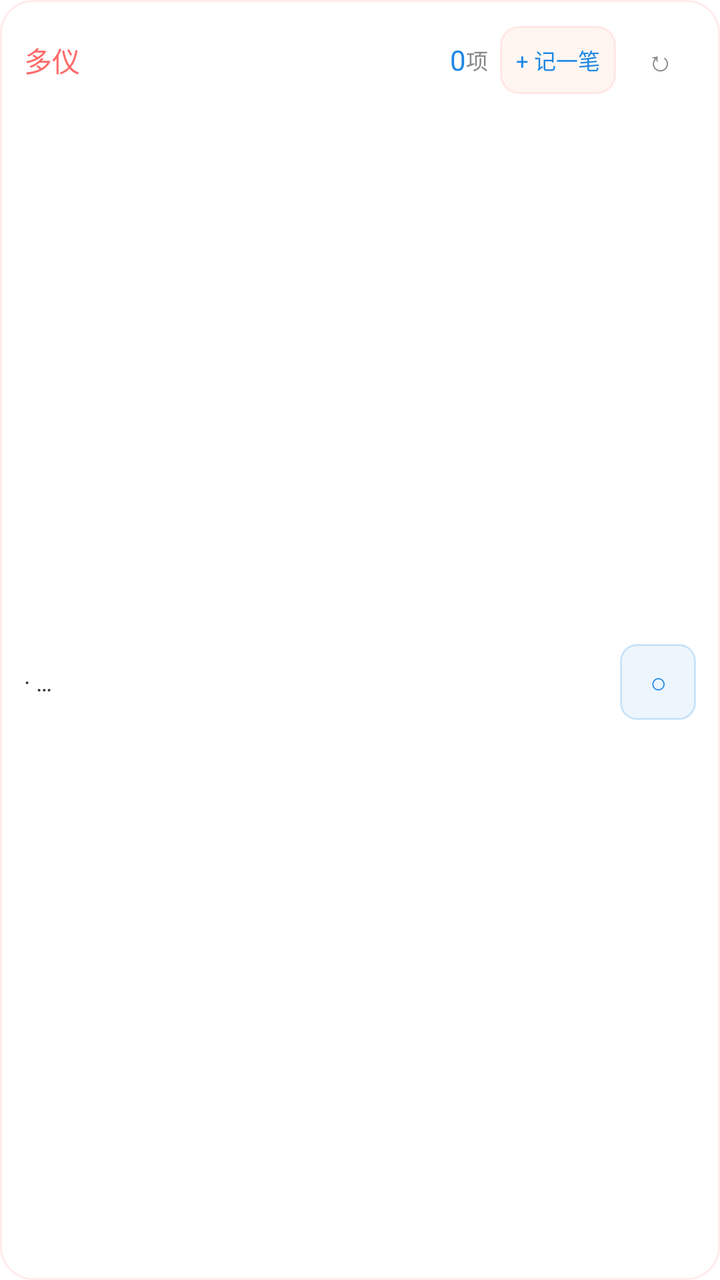
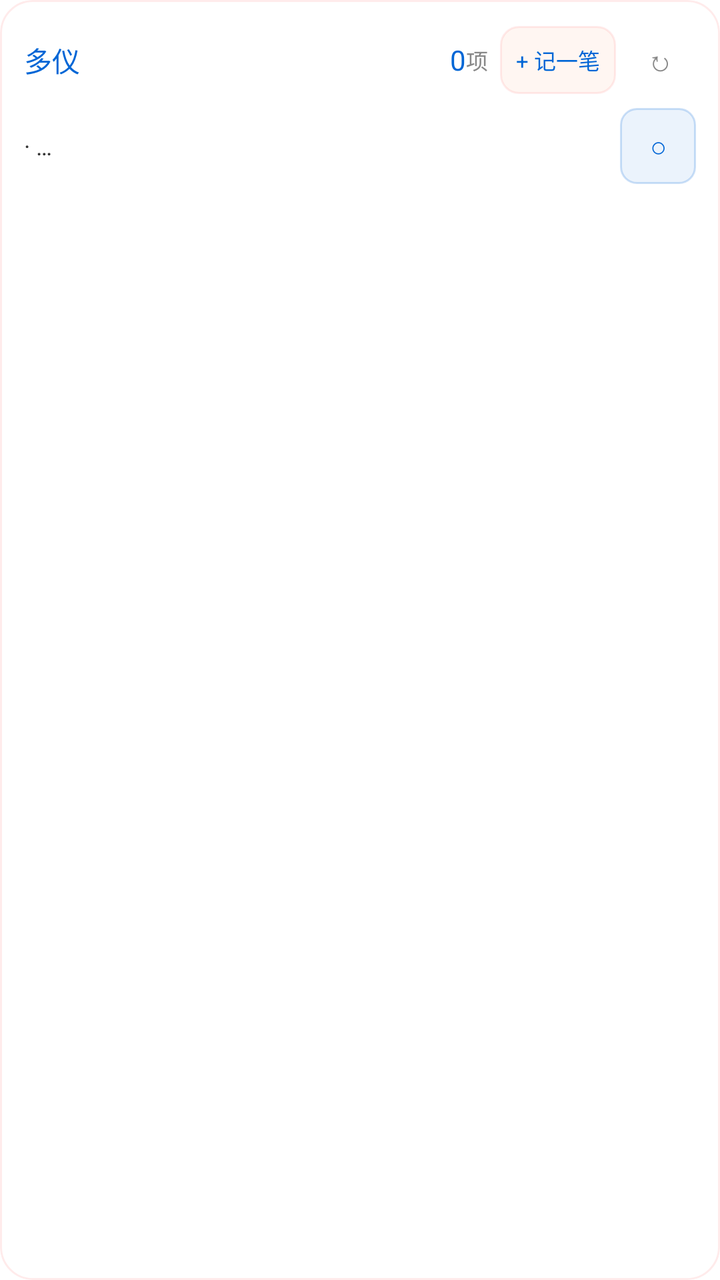

Screens rendered from an Android XML layout before and after an edit, with the pre-edit source and the edit as a unified diff.
<!-- AndroidManifest.xml: fallback theme Theme.MaterialComponents.DayNight.NoActionBar -->
<!-- res/layout/duoyi_todo_widget.xml -->
<?xml version="1.0" encoding="utf-8"?>
<FrameLayout xmlns:android="http://schemas.android.com/apk/res/android"
    android:id="@+id/widget_todo_root"
    android:layout_width="match_parent"
    android:layout_height="match_parent"
    android:background="@drawable/widget_bg_round_16"
    android:clipToOutline="true"
    android:outlineProvider="background">

    <ImageView
        android:id="@+id/widget_theme_background"
        android:layout_width="match_parent"
        android:layout_height="match_parent"
        android:contentDescription="@null"
        android:scaleType="centerCrop"
        android:visibility="gone" />

    <TextView
        android:id="@+id/widget_theme_overlay"
        android:layout_width="match_parent"
        android:layout_height="match_parent"
        android:maxLines="1"
        android:ellipsize="end"
        android:visibility="gone" />

    
    <ImageView
        android:id="@+id/widget_theme_border"
        android:layout_width="match_parent"
        android:layout_height="match_parent"
        android:contentDescription="@null"
        android:importantForAccessibility="no"
        android:scaleType="fitXY"
        android:visibility="gone" />

    <LinearLayout
        android:layout_width="match_parent"
        android:layout_height="match_parent"
        android:orientation="vertical"
        android:padding="12dp">

    <LinearLayout
        android:layout_width="match_parent"
        android:layout_height="wrap_content"
        android:orientation="horizontal"
        android:gravity="center_vertical">

        <TextView
            android:id="@+id/widget_todo_title"
            android:layout_width="0dp"
            android:layout_height="wrap_content"
            android:layout_weight="1"
            android:ellipsize="end"
            android:maxLines="1"
            android:text="多仪"
            android:textColor="#FF6B6B"
            android:textSize="14sp" />

        <TextView
            android:id="@+id/widget_todo_count"
            android:layout_width="wrap_content"
            android:layout_height="wrap_content"
            android:ellipsize="end"
            android:maxWidth="44dp"
            android:maxLines="1"
            android:text="0"
            android:textColor="#1E88E5"
            android:textSize="14sp" />

        <TextView
            android:id="@+id/widget_todo_unit"
            android:layout_width="wrap_content"
            android:layout_height="wrap_content"
            android:ellipsize="end"
            android:maxLines="1"
            android:text="@string/widget_todo_unit"
            android:textColor="#888888"
            android:textSize="11sp" />

        <TextView
            android:id="@+id/widget_todo_quick_add"
            android:layout_width="wrap_content"
            android:layout_height="34dp"
            android:minWidth="50dp"
            android:minHeight="34dp"
            android:layout_marginLeft="6dp"
            android:paddingLeft="8dp"
            android:paddingRight="8dp"
            android:background="@drawable/widget_nav_bg"
            android:gravity="center"
            android:ellipsize="end"
            android:maxLines="1"
            android:text="@string/widget_todo_quick_add"
            android:textColor="#1E88E5"
            android:textSize="11sp" />

        <TextView
            android:id="@+id/widget_refresh"
            android:layout_width="36dp"
            android:layout_height="36dp"
            android:minWidth="36dp"
            android:minHeight="36dp"
            android:layout_marginLeft="4dp"
            android:gravity="center"
            android:ellipsize="end"
            android:maxLines="1"
            android:text="↻"
            android:contentDescription="@string/widget_refresh_description"
            android:textColor="#888888"
            android:textSize="14sp" />
    </LinearLayout>

    <LinearLayout
        android:id="@+id/widget_todo_row_1"
        android:layout_width="match_parent"
        android:layout_height="0dp"
        android:layout_weight="1"
        android:layout_marginTop="6dp"
        android:gravity="center_vertical"
        android:orientation="horizontal">

        <TextView
            android:id="@+id/widget_todo_item_1"
            android:layout_width="0dp"
            android:layout_height="wrap_content"
            android:layout_weight="1"
            android:ellipsize="end"
            android:maxLines="1"
            android:text="· …"
            android:textColor="#333333"
            android:textSize="12sp" />

        <TextView
            android:id="@+id/widget_todo_done_1"
            android:layout_width="38dp"
            android:layout_height="38dp"
            android:minWidth="38dp"
            android:minHeight="38dp"
            android:background="@drawable/widget_btn_done"
            android:gravity="center"
            android:ellipsize="end"
            android:maxLines="1"
            android:text="○"
            android:contentDescription="@string/widget_todo_complete"
            android:textColor="#1E88E5"
            android:textSize="14sp" />
    </LinearLayout>

    <LinearLayout
        android:id="@+id/widget_todo_row_2"
        android:layout_width="match_parent"
        android:layout_height="0dp"
        android:layout_weight="1"
        android:layout_marginTop="3dp"
        android:gravity="center_vertical"
        android:orientation="horizontal"
        android:visibility="gone">

        <TextView
            android:id="@+id/widget_todo_item_2"
            android:layout_width="0dp"
            android:layout_height="wrap_content"
            android:layout_weight="1"
            android:ellipsize="end"
            android:maxLines="1"
            android:text="· …"
            android:textColor="#333333"
            android:textSize="12sp" />

        <TextView
            android:id="@+id/widget_todo_done_2"
            android:layout_width="38dp"
            android:layout_height="38dp"
            android:minWidth="38dp"
            android:minHeight="38dp"
            android:background="@drawable/widget_btn_done"
            android:gravity="center"
            android:ellipsize="end"
            android:maxLines="1"
            android:text="○"
            android:contentDescription="@string/widget_todo_complete"
            android:textColor="#1E88E5"
            android:textSize="14sp"
            android:visibility="gone" />
    </LinearLayout>

    <LinearLayout
        android:id="@+id/widget_todo_row_3"
        android:layout_width="match_parent"
        android:layout_height="0dp"
        android:layout_weight="1"
        android:layout_marginTop="3dp"
        android:gravity="center_vertical"
        android:orientation="horizontal"
        android:visibility="gone">

        <TextView
            android:id="@+id/widget_todo_item_3"
            android:layout_width="0dp"
            android:layout_height="wrap_content"
            android:layout_weight="1"
            android:ellipsize="end"
            android:maxLines="1"
            android:text="· …"
            android:textColor="#333333"
            android:textSize="12sp" />

        <TextView
            android:id="@+id/widget_todo_done_3"
            android:layout_width="38dp"
            android:layout_height="38dp"
            android:minWidth="38dp"
            android:minHeight="38dp"
            android:background="@drawable/widget_btn_done"
            android:gravity="center"
            android:ellipsize="end"
            android:maxLines="1"
            android:text="○"
            android:contentDescription="@string/widget_todo_complete"
            android:textColor="#1E88E5"
            android:textSize="14sp"
            android:visibility="gone" />
    </LinearLayout>

    <LinearLayout
        android:id="@+id/widget_todo_bottom_nav"
        android:layout_width="match_parent"
        android:layout_height="30dp"
        android:layout_marginTop="6dp"
        android:background="@drawable/widget_nav_bg"
        android:gravity="center"
        android:orientation="horizontal"
        android:paddingLeft="4dp"
        android:paddingRight="4dp"
        android:weightSum="4"
        android:visibility="gone">

        <TextView
            android:id="@+id/widget_todo_nav_todo"
            android:layout_width="0dp"
            android:layout_height="match_parent"
            android:layout_weight="1"
            android:gravity="center"
            android:ellipsize="end"
            android:maxLines="1"
            android:text="@string/widget_tab_todo"
            android:textColor="#FF6B6B"
            android:textSize="10sp" />

        <TextView
            android:id="@+id/widget_todo_nav_habit"
            android:layout_width="0dp"
            android:layout_height="match_parent"
            android:layout_weight="1"
            android:gravity="center"
            android:ellipsize="end"
            android:maxLines="1"
            android:text="@string/widget_tab_habit"
            android:textColor="#333333"
            android:textSize="10sp" />

        <TextView
            android:id="@+id/widget_todo_nav_calendar"
            android:layout_width="0dp"
            android:layout_height="match_parent"
            android:layout_weight="1"
            android:gravity="center"
            android:ellipsize="end"
            android:maxLines="1"
            android:text="@string/widget_tab_calendar"
            android:textColor="#333333"
            android:textSize="10sp" />

        <TextView
            android:id="@+id/widget_todo_nav_focus"
            android:layout_width="0dp"
            android:layout_height="match_parent"
            android:layout_weight="1"
            android:gravity="center"
            android:ellipsize="end"
            android:maxLines="1"
            android:text="@string/widget_tab_focus"
            android:textColor="#333333"
            android:textSize="10sp" />
    </LinearLayout>

    <TextView
        android:id="@+id/widget_todo_today_summary"
        android:layout_width="match_parent"
        android:layout_height="wrap_content"
        android:layout_marginTop="4dp"
        android:ellipsize="end"
        android:maxLines="1"
        android:text="@string/widget_todo_summary_default"
        android:textColor="#666666"
        android:textSize="11sp"
        android:visibility="gone" />

    </LinearLayout>
</FrameLayout>
<!-- resources referenced by this layout -->
<resources>
  <!-- drawable widget_bg_round_16 (drawable) -->
  <?xml version="1.0" encoding="utf-8"?>
  <shape xmlns:android="http://schemas.android.com/apk/res/android"
      android:shape="rectangle">
      <corners android:radius="16dp" />
      <solid android:color="#FFFFFFFF" />
      <stroke android:width="1dp" android:color="#22FF6B6B" />
  </shape>
  <!-- drawable widget_btn_done (drawable) -->
  <?xml version="1.0" encoding="utf-8"?>
  <shape xmlns:android="http://schemas.android.com/apk/res/android"
      android:shape="rectangle">
      <corners android:radius="8dp" />
      <solid android:color="#141E88E5" />
      <stroke android:width="1dp" android:color="#331E88E5" />
  </shape>
  <!-- drawable widget_nav_bg (drawable) -->
  <?xml version="1.0" encoding="utf-8"?>
  <shape xmlns:android="http://schemas.android.com/apk/res/android"
      android:shape="rectangle">
      <corners android:radius="9dp" />
      <solid android:color="#FFFFF6F2" />
      <stroke android:width="1dp" android:color="#22FF6B6B" />
  </shape>
  <string name="widget_refresh_description">刷新小组件</string>
  <string name="widget_tab_calendar">日历</string>
  <string name="widget_tab_focus">专注</string>
  <string name="widget_tab_habit">习惯</string>
  <string name="widget_tab_todo">待办</string>
  <string name="widget_todo_complete">完成待办</string>
  <string name="widget_todo_quick_add">+ 记一笔</string>
  <string name="widget_todo_summary_default">今日待办 · 5 项</string>
  <string name="widget_todo_unit"> 项</string>
</resources>

<!-- the commit's change to res/layout/duoyi_todo_widget.xml (unified diff, before → after) -->
@@ -34,12 +34,23 @@
         android:visibility="gone" />
 
     <LinearLayout
+        android:id="@+id/widget_todo_content"
         android:layout_width="match_parent"
         android:layout_height="match_parent"
         android:orientation="vertical"
         android:padding="12dp">
 
-    <LinearLayout
+    <TextView
+        android:id="@+id/widget_todo_recovery"
+        android:layout_width="match_parent"
+        android:layout_height="wrap_content"
+        android:gravity="center"
+        android:textColor="#333333"
+        android:textSize="12sp"
+        android:visibility="gone" />
+
+    <LinearLayout
+        android:id="@+id/widget_todo_header"
         android:layout_width="match_parent"
         android:layout_height="wrap_content"
         android:orientation="horizontal"
@@ -53,7 +64,7 @@
             android:ellipsize="end"
             android:maxLines="1"
             android:text="多仪"
-            android:textColor="#FF6B6B"
+            android:textColor="#0066D6"
             android:textSize="14sp" />
 
         <TextView
@@ -61,10 +72,9 @@
             android:layout_width="wrap_content"
             android:layout_height="wrap_content"
             android:ellipsize="end"
-            android:maxWidth="44dp"
-            android:maxLines="1"
+            android:maxLines="2"
             android:text="0"
-            android:textColor="#1E88E5"
+            android:textColor="#0066D6"
             android:textSize="14sp" />
 
         <TextView
@@ -80,30 +90,26 @@
         <TextView
             android:id="@+id/widget_todo_quick_add"
             android:layout_width="wrap_content"
-            android:layout_height="34dp"
-            android:minWidth="50dp"
+            android:layout_height="wrap_content"
+            android:minWidth="44dp"
             android:minHeight="34dp"
             android:layout_marginLeft="6dp"
             android:paddingLeft="8dp"
             android:paddingRight="8dp"
             android:background="@drawable/widget_nav_bg"
             android:gravity="center"
-            android:ellipsize="end"
-            android:maxLines="1"
             android:text="@string/widget_todo_quick_add"
-            android:textColor="#1E88E5"
+            android:textColor="#0066D6"
             android:textSize="11sp" />
 
         <TextView
             android:id="@+id/widget_refresh"
-            android:layout_width="36dp"
-            android:layout_height="36dp"
+            android:layout_width="wrap_content"
+            android:layout_height="wrap_content"
             android:minWidth="36dp"
             android:minHeight="36dp"
             android:layout_marginLeft="4dp"
             android:gravity="center"
-            android:ellipsize="end"
-            android:maxLines="1"
             android:text="↻"
             android:contentDescription="@string/widget_refresh_description"
             android:textColor="#888888"
@@ -113,8 +119,8 @@
     <LinearLayout
         android:id="@+id/widget_todo_row_1"
         android:layout_width="match_parent"
-        android:layout_height="0dp"
-        android:layout_weight="1"
+        android:layout_height="wrap_content"
+        android:minHeight="38dp"
         android:layout_marginTop="6dp"
         android:gravity="center_vertical"
         android:orientation="horizontal">
@@ -124,33 +130,29 @@
             android:layout_width="0dp"
             android:layout_height="wrap_content"
             android:layout_weight="1"
-            android:ellipsize="end"
-            android:maxLines="1"
             android:text="· …"
             android:textColor="#333333"
             android:textSize="12sp" />
 
         <TextView
             android:id="@+id/widget_todo_done_1"
-            android:layout_width="38dp"
-            android:layout_height="38dp"
+            android:layout_width="wrap_content"
+            android:layout_height="wrap_content"
             android:minWidth="38dp"
             android:minHeight="38dp"
             android:background="@drawable/widget_btn_done"
             android:gravity="center"
-            android:ellipsize="end"
-            android:maxLines="1"
             android:text="○"
             android:contentDescription="@string/widget_todo_complete"
-            android:textColor="#1E88E5"
+            android:textColor="#0066D6"
             android:textSize="14sp" />
     </LinearLayout>
 
     <LinearLayout
         android:id="@+id/widget_todo_row_2"
         android:layout_width="match_parent"
-        android:layout_height="0dp"
-        android:layout_weight="1"
+        android:layout_height="wrap_content"
+        android:minHeight="38dp"
         android:layout_marginTop="3dp"
         android:gravity="center_vertical"
         android:orientation="horizontal"
@@ -161,25 +163,21 @@
             android:layout_width="0dp"
             android:layout_height="wrap_content"
             android:layout_weight="1"
-            android:ellipsize="end"
-            android:maxLines="1"
             android:text="· …"
             android:textColor="#333333"
             android:textSize="12sp" />
 
         <TextView
             android:id="@+id/widget_todo_done_2"
-            android:layout_width="38dp"
-            android:layout_height="38dp"
+            android:layout_width="wrap_content"
+            android:layout_height="wrap_content"
             android:minWidth="38dp"
             android:minHeight="38dp"
             android:background="@drawable/widget_btn_done"
             android:gravity="center"
-            android:ellipsize="end"
-            android:maxLines="1"
             android:text="○"
             android:contentDescription="@string/widget_todo_complete"
-            android:textColor="#1E88E5"
+            android:textColor="#0066D6"
             android:textSize="14sp"
             android:visibility="gone" />
     </LinearLayout>
@@ -187,8 +185,8 @@
     <LinearLayout
         android:id="@+id/widget_todo_row_3"
         android:layout_width="match_parent"
-        android:layout_height="0dp"
-        android:layout_weight="1"
+        android:layout_height="wrap_content"
+        android:minHeight="38dp"
         android:layout_marginTop="3dp"
         android:gravity="center_vertical"
         android:orientation="horizontal"
@@ -199,33 +197,47 @@
             android:layout_width="0dp"
             android:layout_height="wrap_content"
             android:layout_weight="1"
-            android:ellipsize="end"
-            android:maxLines="1"
             android:text="· …"
             android:textColor="#333333"
             android:textSize="12sp" />
 
         <TextView
             android:id="@+id/widget_todo_done_3"
-            android:layout_width="38dp"
-            android:layout_height="38dp"
+            android:layout_width="wrap_content"
+            android:layout_height="wrap_content"
             android:minWidth="38dp"
             android:minHeight="38dp"
             android:background="@drawable/widget_btn_done"
             android:gravity="center"
-            android:ellipsize="end"
-            android:maxLines="1"
             android:text="○"
             android:contentDescription="@string/widget_todo_complete"
-            android:textColor="#1E88E5"
+            android:textColor="#0066D6"
             android:textSize="14sp"
             android:visibility="gone" />
     </LinearLayout>
 
+    <TextView
+        android:id="@+id/widget_todo_today_summary"
+        android:layout_width="match_parent"
+        android:layout_height="wrap_content"
+        android:layout_marginTop="4dp"
+        android:text="@string/widget_todo_summary_default"
+        android:textColor="#666666"
+        android:textSize="11sp"
+        android:visibility="gone" />
+
+    <LinearLayout
+        android:id="@+id/widget_todo_spacer"
+        android:layout_width="match_parent"
+        android:layout_height="0dp"
+        android:layout_weight="1"
+        android:orientation="horizontal" />
+
     <LinearLayout
         android:id="@+id/widget_todo_bottom_nav"
         android:layout_width="match_parent"
-        android:layout_height="30dp"
+        android:layout_height="wrap_content"
+        android:minHeight="30dp"
         android:layout_marginTop="6dp"
         android:background="@drawable/widget_nav_bg"
         android:gravity="center"
@@ -238,19 +250,21 @@
         <TextView
             android:id="@+id/widget_todo_nav_todo"
             android:layout_width="0dp"
-            android:layout_height="match_parent"
+            android:layout_height="wrap_content"
+            android:minHeight="30dp"
             android:layout_weight="1"
             android:gravity="center"
             android:ellipsize="end"
             android:maxLines="1"
             android:text="@string/widget_tab_todo"
-            android:textColor="#FF6B6B"
+            android:textColor="#0066D6"
             android:textSize="10sp" />
 
         <TextView
             android:id="@+id/widget_todo_nav_habit"
             android:layout_width="0dp"
-            android:layout_height="match_parent"
+            android:layout_height="wrap_content"
+            android:minHeight="30dp"
             android:layout_weight="1"
             android:gravity="center"
             android:ellipsize="end"
@@ -262,7 +276,8 @@
         <TextView
             android:id="@+id/widget_todo_nav_calendar"
             android:layout_width="0dp"
-            android:layout_height="match_parent"
+            android:layout_height="wrap_content"
+            android:minHeight="30dp"
             android:layout_weight="1"
             android:gravity="center"
             android:ellipsize="end"
@@ -274,7 +289,8 @@
         <TextView
             android:id="@+id/widget_todo_nav_focus"
             android:layout_width="0dp"
-            android:layout_height="match_parent"
+            android:layout_height="wrap_content"
+            android:minHeight="30dp"
             android:layout_weight="1"
             android:gravity="center"
             android:ellipsize="end"
@@ -284,17 +300,5 @@
             android:textSize="10sp" />
     </LinearLayout>
 
-    <TextView
-        android:id="@+id/widget_todo_today_summary"
-        android:layout_width="match_parent"
-        android:layout_height="wrap_content"
-        android:layout_marginTop="4dp"
-        android:ellipsize="end"
-        android:maxLines="1"
-        android:text="@string/widget_todo_summary_default"
-        android:textColor="#666666"
-        android:textSize="11sp"
-        android:visibility="gone" />
-
     </LinearLayout>
 </FrameLayout>
<!-- resource entries referenced after the edit -->
@@ -13,8 +13,8 @@
   <shape xmlns:android="http://schemas.android.com/apk/res/android"
       android:shape="rectangle">
       <corners android:radius="8dp" />
-      <solid android:color="#141E88E5" />
-      <stroke android:width="1dp" android:color="#331E88E5" />
+      <solid android:color="#140066D6" />
+      <stroke android:width="1dp" android:color="#330066D6" />
   </shape>
   <!-- drawable widget_nav_bg (drawable) -->
   <?xml version="1.0" encoding="utf-8"?>
